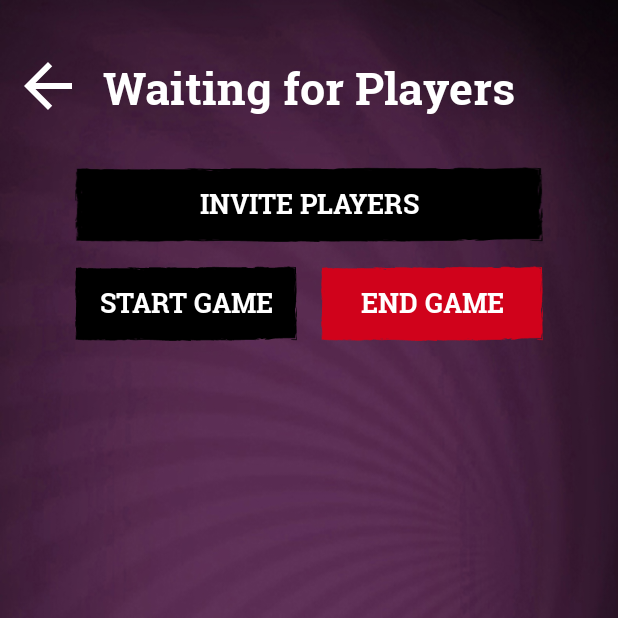
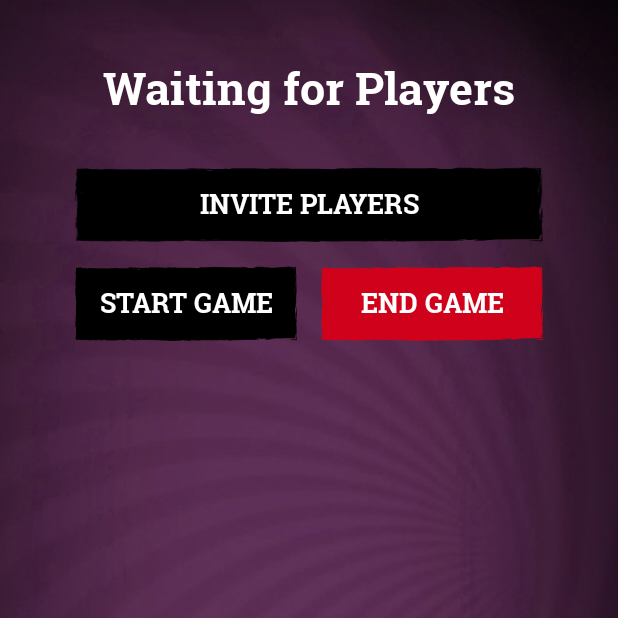
Before and after one commit to onumtiger/Quiplash, an Android app: the WaitingActivity screen opened directly, with no data from a screen before it, on a phone screen of 412 x 824 dp, the top half of it. Run offline under Robolectric (Android 15) with nearby library versions, the phone set to English and light mode, and no system bars; our stand-ins replace Firebase (no records; nobody signed in at launch, a user with empty details on screens opened directly); pictures from the network do not load; 1 statement that could not run was skipped.

Commit message:
removed back btn in waiting

```diff
--- a/app/src/main/java/com/example/quiplash/game/WaitingActivity.kt
+++ b/app/src/main/java/com/example/quiplash/game/WaitingActivity.kt
@@ -76,7 +76,6 @@ class WaitingActivity : AppCompatActivity() {
         }
 
 
-        val btnBack = findViewById<Button>(R.id.host_waiting_go_back_arrow)
         val btnInvitePlayers = findViewById<Button>(R.id.invite_players_btn)
         val btnStartGame = findViewById<Button>(R.id.start_game_btn)
         val btnEndGame = findViewById<Button>(R.id.end_game)
@@ -113,11 +112,6 @@ class WaitingActivity : AppCompatActivity() {
         }else{
             layoutDrinksCheck.visibility = View.GONE
             labelDrinks.visibility = View.GONE
-        }
-
-        btnBack.setOnClickListener {
-            Sounds.playClickSound(this)
-            super.onBackPressed()
         }
 
         btnStartGame.setOnClickListener {
--- a/app/src/main/res/layout/activity_waiting.xml
+++ b/app/src/main/res/layout/activity_waiting.xml
@@ -20,17 +20,6 @@
             android:layout_width="match_parent"
             android:layout_height="match_parent">
 
-
-            <Button
-                android:id="@+id/host_waiting_go_back_arrow"
-                android:layout_width="32dp"
-                android:layout_height="32dp"
-                android:layout_marginTop="41dp"
-                android:background="@drawable/ic_go_back_arrow"
-                app:layout_constraintEnd_toEndOf="parent"
-                app:layout_constraintHorizontal_bias="0.042"
-                app:layout_constraintStart_toStartOf="parent"
-                app:layout_constraintTop_toTopOf="parent" />
 
             <TextView
                 android:id="@+id/textView4"
```
